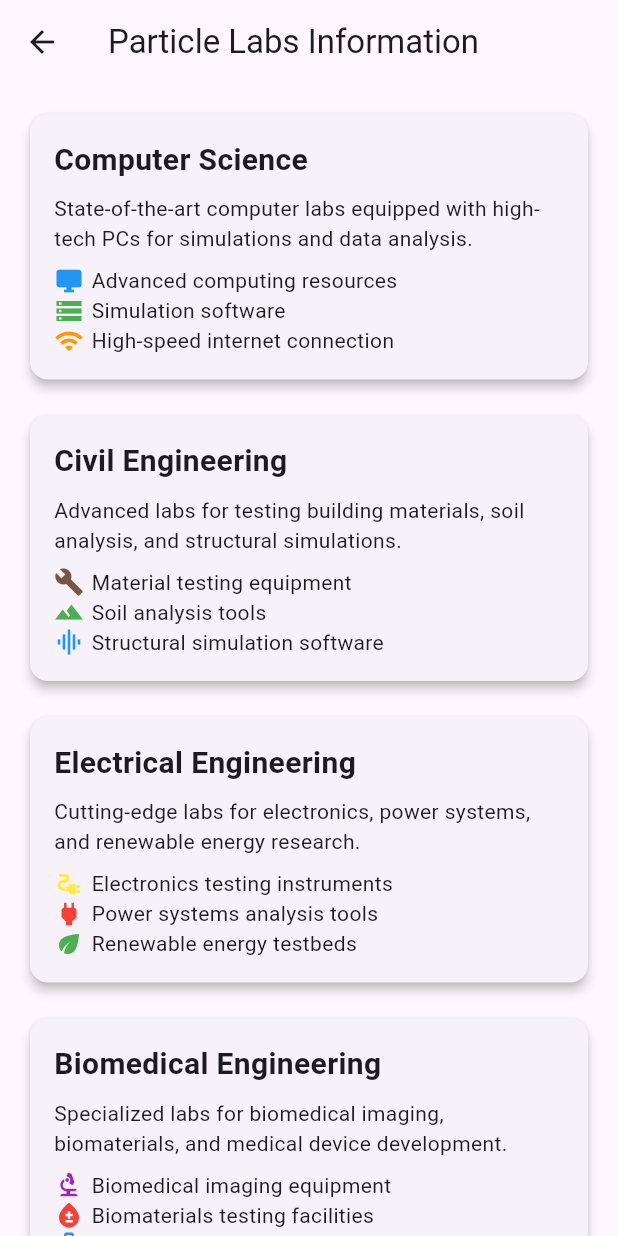
After one commit to Azharhayat271/Mad_Project, a Flutter app: the HomeScreen screen opened directly, after a tap on "Particle Labs", on a phone screen of 412 x 824 dp. The commit adds this screen. Run offline on Flutter 3.47's test engine with Material 3 defaults, Android fonts, the phone set to English and light mode, and no system bars; missing offline and left inert: mapbox_gl.

Commit message:
updated code

```diff
--- /dev/null
+++ b/lib/card_screens/labinfor.dart
@@ -0,0 +1,163 @@
+import 'package:flutter/material.dart';
+
+class ParticleLabsInformationScreen extends StatelessWidget {
+  const ParticleLabsInformationScreen({Key? key}) : super(key: key);
+
+  @override
+  Widget build(BuildContext context) {
+    return Scaffold(
+      appBar: AppBar(
+        title: Text('Particle Labs Information'),
+      ),
+      body: SingleChildScrollView(
+        padding: EdgeInsets.all(16.0),
+        child: Column(
+          crossAxisAlignment: CrossAxisAlignment.start,
+          children: [
+            DepartmentLabs(
+              department: 'Computer Science',
+              description:
+                  'State-of-the-art computer labs equipped with high-tech PCs for simulations and data analysis.',
+              properties: [
+                LabProperty(
+                    icon: Icons.desktop_windows,
+                    color: Colors.blue,
+                    description: 'Advanced computing resources'),
+                LabProperty(
+                    icon: Icons.storage,
+                    color: Colors.green,
+                    description: 'Simulation software'),
+                LabProperty(
+                    icon: Icons.wifi,
+                    color: Colors.orange,
+                    description: 'High-speed internet connection'),
+              ],
+            ),
+            SizedBox(height: 16),
+            DepartmentLabs(
+              department: 'Civil Engineering',
+              description:
+                  'Advanced labs for testing building materials, soil analysis, and structural simulations.',
+              properties: [
+                LabProperty(
+                    icon: Icons.build,
+                    color: Colors.brown,
+                    description: 'Material testing equipment'),
+                LabProperty(
+                    icon: Icons.landscape,
+                    color: Colors.green,
+                    description: 'Soil analysis tools'),
+                LabProperty(
+                    icon: Icons.graphic_eq,
+                    color: Colors.blue,
+                    description: 'Structural simulation software'),
+              ],
+            ),
+            SizedBox(height: 16),
+            DepartmentLabs(
+              department: 'Electrical Engineering',
+              description:
+                  'Cutting-edge labs for electronics, power systems, and renewable energy research.',
+              properties: [
+                LabProperty(
+                    icon: Icons.electrical_services,
+                    color: Colors.yellow,
+                    description: 'Electronics testing instruments'),
+                LabProperty(
+                    icon: Icons.power,
+                    color: Colors.red,
+                    description: 'Power systems analysis tools'),
+                LabProperty(
+                    icon: Icons.eco,
+                    color: Colors.green,
+                    description: 'Renewable energy testbeds'),
+              ],
+            ),
+            SizedBox(height: 16),
+            DepartmentLabs(
+              department: 'Biomedical Engineering',
+              description:
+                  'Specialized labs for biomedical imaging, biomaterials, and medical device development.',
+              properties: [
+                LabProperty(
+                    icon: Icons.biotech,
+                    color: Colors.purple,
+                    description: 'Biomedical imaging equipment'),
+                LabProperty(
+                    icon: Icons.bloodtype,
+                    color: Colors.red,
+                    description: 'Biomaterials testing facilities'),
+                LabProperty(
+                    icon: Icons.medical_services,
+                    color: Colors.blue,
+                    description: 'Medical device prototyping tools'),
+              ],
+            ),
+          ],
+        ),
+      ),
+    );
+  }
+}
+
+class DepartmentLabs extends StatelessWidget {
+  final String department;
+  final String description;
+  final List<LabProperty> properties;
+
+  const DepartmentLabs({
+    required this.department,
+    required this.description,
+    required this.properties,
+    Key? key,
+  }) : super(key: key);
+
+  @override
+  Widget build(BuildContext context) {
+    return Card(
+      elevation: 3.0,
+      child: Padding(
+        padding: const EdgeInsets.all(16.0),
+        child: Column(
+          crossAxisAlignment: CrossAxisAlignment.start,
+          children: [
+            Text(
+              department,
+              style: TextStyle(
+                fontSize: 20,
+                fontWeight: FontWeight.bold,
+              ),
+            ),
+            SizedBox(height: 8),
+            Text(description),
+            SizedBox(height: 8),
+            Column(
+              crossAxisAlignment: CrossAxisAlignment.start,
+              children: properties.map((property) {
+                return Row(
+                  children: [
+                    Icon(property.icon, size: 20, color: property.color),
+                    SizedBox(width: 5),
+                    Text(property.description),
+                  ],
+                );
+              }).toList(),
+            ),
+          ],
+        ),
+      ),
+    );
+  }
+}
+
+class LabProperty {
+  final IconData icon;
+  final Color color;
+  final String description;
+
+  LabProperty({
+    required this.icon,
+    required this.color,
+    required this.description,
+  });
+}
--- a/lib/cards/hostel_registration_card.dart
+++ b/lib/cards/hostel_registration_card.dart
@@ -12,7 +12,7 @@ class HostelRegistrationCard extends StatelessWidget {
         // Add your navigation code here
         Navigator.push(
           context,
-          MaterialPageRoute(builder: (context) => HostelRegistrationScreen()),
+          MaterialPageRoute(builder: (context) => HostelDetails()),
         );
       },
       child: Card(
@@ -24,7 +24,7 @@ class HostelRegistrationCard extends StatelessWidget {
             children: const [
               Icon(Icons.hotel, size: 40),
               SizedBox(height: 10),
-              Text('Hostel Registration',
+              Text('Hostel Facilities',
                   style: TextStyle(fontWeight: FontWeight.bold)),
               SizedBox(height: 5),
               Padding(
--- /dev/null
+++ b/lib/cards/labs.dart
@@ -0,0 +1,41 @@
+import 'package:flutter/material.dart';
+import './../card_screens//labinfor.dart'; // Import the ParticleLabsInformation.dart screen
+
+class ParticleLabsInformationCard extends StatelessWidget {
+  const ParticleLabsInformationCard({Key? key});
+
+  @override
+  Widget build(BuildContext context) {
+    return Card(
+      elevation: 5.0,
+      child: InkWell(
+        onTap: () {
+          Navigator.push(
+            context,
+            MaterialPageRoute(
+                builder: (context) =>
+                    ParticleLabsInformationScreen()), // Navigate to ParticleLabsInformation.dart screen
+          );
+        },
+        child: Padding(
+          padding: const EdgeInsets.all(16.0),
+          child: Column(
+            mainAxisSize: MainAxisSize.min,
+            children: const [
+              Icon(Icons.scatter_plot_rounded,
+                  size: 40, color: Colors.orange), // Particle Labs icon
+              SizedBox(height: 10),
+              Text('Particle Labs',
+                  style: TextStyle(fontWeight: FontWeight.bold)),
+              SizedBox(height: 5),
+              Padding(
+                padding: EdgeInsets.only(left: 8.0),
+                child: Text('Explore particle physics and experiments.'),
+              ),
+            ],
+          ),
+        ),
+      ),
+    );
+  }
+}
--- /dev/null
+++ b/lib/cards/research_info.dart
@@ -0,0 +1,78 @@
+import 'package:flutter/material.dart';
+
+class ResearchInformationScreen extends StatelessWidget {
+  const ResearchInformationScreen({Key? key}) : super(key: key);
+
+  @override
+  Widget build(BuildContext context) {
+    return Scaffold(
+      appBar: AppBar(
+        title: Text('Research Center Information'),
+      ),
+      body: SingleChildScrollView(
+        padding: EdgeInsets.all(16.0),
+        child: Column(
+          crossAxisAlignment: CrossAxisAlignment.start,
+          children: [
+            Text(
+              'State-of-the-Art Facilities',
+              style: TextStyle(
+                fontSize: 24,
+                fontWeight: FontWeight.bold,
+              ),
+            ),
+            SizedBox(height: 16),
+            ListTile(
+              leading: Icon(Icons.science, color: Colors.green),
+              title: Text('Advanced Laboratory Equipment'),
+              subtitle: Text('High-tech equipment for research experiments.'),
+            ),
+            Divider(),
+            ListTile(
+              leading: Icon(Icons.computer, color: Colors.blue),
+              title: Text('Supercomputing Resources'),
+              subtitle: Text(
+                  'Access to powerful computing resources for data analysis.'),
+            ),
+            Divider(),
+            ListTile(
+              leading: Icon(Icons.wifi, color: Colors.orange),
+              title: Text('High-speed Internet Connectivity'),
+              subtitle: Text(
+                  'Fast and reliable internet connection for research activities.'),
+            ),
+            Divider(),
+            Text(
+              'Expert Research Teams',
+              style: TextStyle(
+                fontSize: 24,
+                fontWeight: FontWeight.bold,
+              ),
+            ),
+            SizedBox(height: 16),
+            ListTile(
+              leading: Icon(Icons.group, color: Colors.purple),
+              title: Text('Interdisciplinary Research Teams'),
+              subtitle:
+                  Text('Collaborative efforts across various disciplines.'),
+            ),
+            Divider(),
+            ListTile(
+              leading: Icon(Icons.person, color: Colors.red),
+              title: Text('Experienced Research Supervisors'),
+              subtitle: Text(
+                  'Guidance from seasoned researchers in different fields.'),
+            ),
+            Divider(),
+            ListTile(
+              leading: Icon(Icons.school, color: Colors.deepOrange),
+              title: Text('Training and Workshops'),
+              subtitle:
+                  Text('Continuous learning opportunities for researchers.'),
+            ),
+          ],
+        ),
+      ),
+    );
+  }
+}
--- /dev/null
+++ b/lib/cards/researchcenter.dart
@@ -0,0 +1,41 @@
+import 'package:flutter/material.dart';
+import './research_info.dart'; // Import the ResearchInformation.dart screen
+
+class ResearchInformationCard extends StatelessWidget {
+  const ResearchInformationCard({Key? key});
+
+  @override
+  Widget build(BuildContext context) {
+    return Card(
+      elevation: 5.0,
+      child: InkWell(
+        onTap: () {
+          Navigator.push(
+            context,
+            MaterialPageRoute(
+                builder: (context) =>
+                    ResearchInformationScreen()), // Navigate to ResearchInformation.dart screen
+          );
+        },
+        child: Padding(
+          padding: const EdgeInsets.all(16.0),
+          child: Column(
+            mainAxisSize: MainAxisSize.min,
+            children: const [
+              Icon(Icons.science_outlined,
+                  size: 40, color: Colors.green), // Research icon
+              SizedBox(height: 10),
+              Text('Research Center',
+                  style: TextStyle(fontWeight: FontWeight.bold)),
+              SizedBox(height: 5),
+              Padding(
+                padding: EdgeInsets.only(left: 8.0),
+                child: Text('Explore cutting-edge research and resources.'),
+              ),
+            ],
+          ),
+        ),
+      ),
+    );
+  }
+}
--- a/lib/map_screen.dart
+++ b/lib/map_screen.dart
@@ -14,12 +14,31 @@ class _MyAppState extends State<MyApp> {
   String _accessToken =
       'pk.eyJ1IjoiYXpoYXJoYXlhdDI3MSIsImEiOiJjbHZ4ZGsyZm8wOTFhMmpudDF2Y2gzaDE5In0.aAchbxCCuj6vUsuBfirP8Q'; // Replace with your token
 
+  late MapboxMapController _controller;
+
+  void _onMapCreated(MapboxMapController controller) {
+    _controller = controller;
+    // Add markers to the map
+    _addMarkers();
+  }
+
+  void _addMarkers() {
+    _controller.addSymbol(SymbolOptions(
+      geometry: LatLng(32.097573,
+          74.764942), // San Francisco (replace with your desired location)
+      iconImage:
+          'assets/icon.png', // Replace 'assets/icon.png' with your marker icon image path
+      iconSize: 3, // Adjust the size of the marker icon
+    ));
+  }
+
   @override
   Widget build(BuildContext context) {
     return MaterialApp(
       home: Scaffold(
         body: MapboxMap(
           accessToken: _accessToken,
+          onMapCreated: _onMapCreated,
           initialCameraPosition: const CameraPosition(
             // Use const constructor
             target: LatLng(32.097573,
--- a/lib/ui/general_screen.dart
+++ b/lib/ui/general_screen.dart
@@ -3,6 +3,8 @@ import '../cards/hostel_registration_card.dart';
 import '../cards/info_card.dart';
 import '../cards/departments_card.dart';
 import '../cards/logout.dart';
+import '../cards/researchcenter.dart';
+import '../cards/labs.dart';
 
 class HomeScreen extends StatefulWidget {
   const HomeScreen({super.key});
@@ -28,6 +30,8 @@ class _HomeScreenState extends State<HomeScreen> {
             HostelRegistrationCard(),
             InformationCard(),
             DepartmentsCard(),
+            ResearchInformationCard(),
+            ParticleLabsInformationCard(),
             LogoutCard(),
           ],
         ),
--- a/pubspec.yaml
+++ b/pubspec.yaml
@@ -41,6 +41,7 @@ dependencies:
   webview_flutter: ^4.7.0
   mapbox_gl: ^0.16.0
   url_launcher: ^6.2.6
+  path_provider: ^2.1.3
 
 
 dev_dependencies:
```
Also changed, not shown: lib/card_screens/hostel_registration_screen.dart (+129 -143 lines), lib/cards/details/civil.dart (+7 -9 lines), pubspec.lock, 5 other files.
